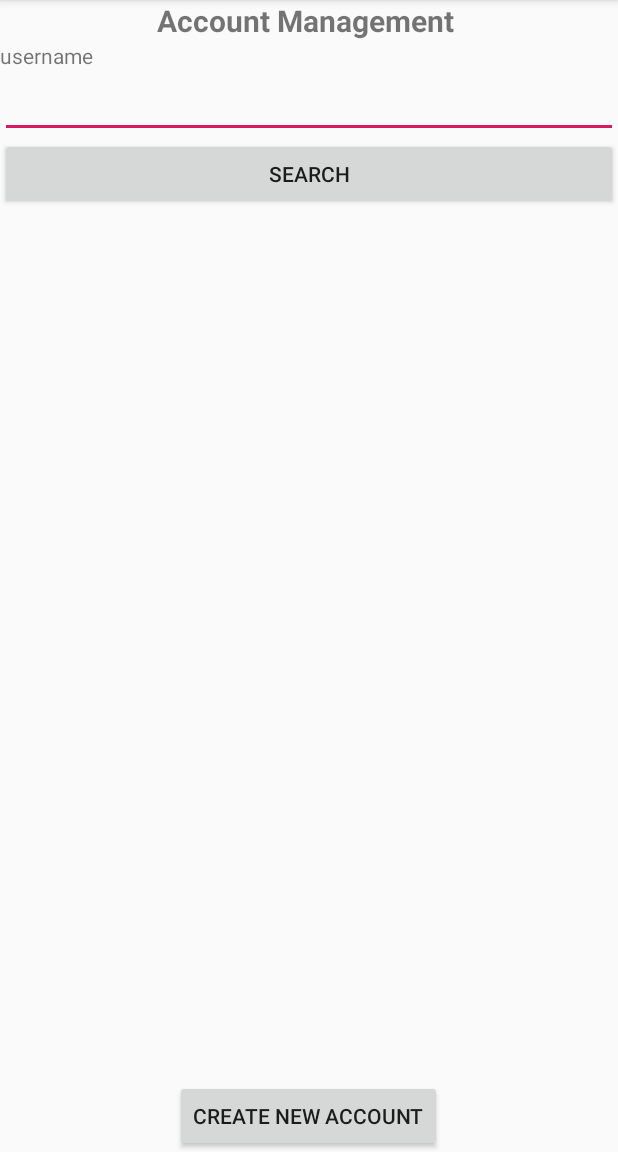
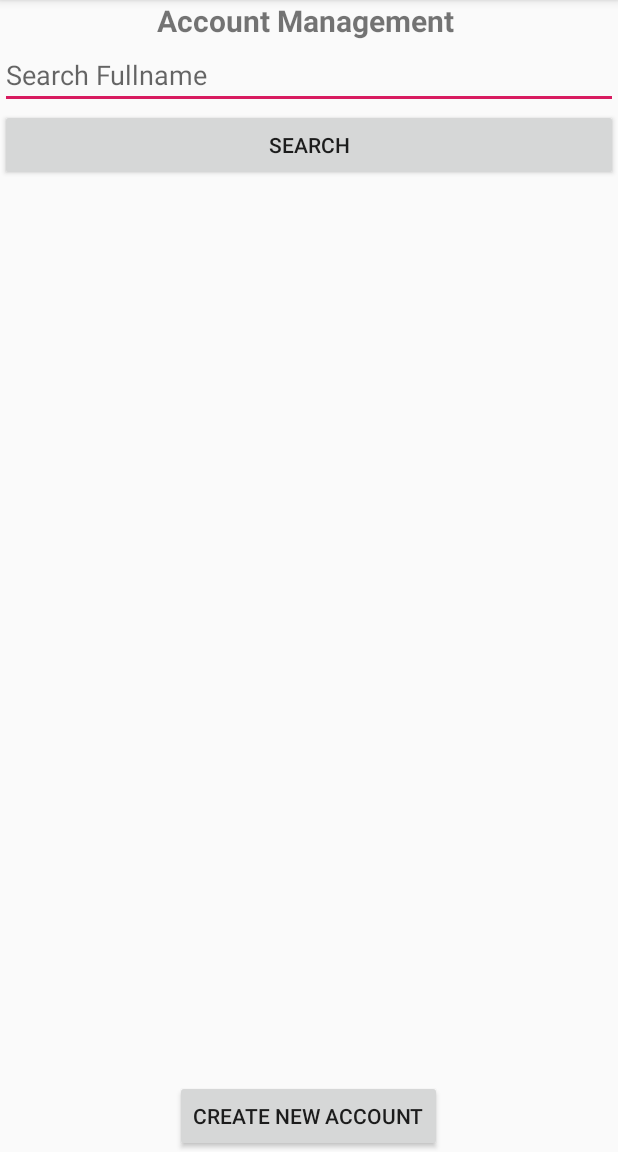
Before and after one commit to huuhiep2505/ProjectMobile, an Android app: the AccountManagementActivity screen opened directly, with no data from a screen before it, on a phone screen of 412 x 824 dp, the part 84-1236 px from its top. Run offline under Robolectric (Android 15) with nearby library versions, the phone set to English and light mode, and no system bars; 2 statements that could not run were skipped.

Commit message:
code admin

```diff
--- a/SE1304_NguyenHuuHiep_Presentation/app/src/main/res/layout/activity_account_management.xml
+++ b/SE1304_NguyenHuuHiep_Presentation/app/src/main/res/layout/activity_account_management.xml
@@ -20,14 +20,11 @@
             android:textStyle="bold"
             android:textSize="20dp"
             android:gravity="center"/>`
-        <TextView
-            android:layout_width="match_parent"
-            android:layout_height="wrap_content"
-            android:text="username"/>
         <EditText
             android:id="@+id/edtUsername"
             android:layout_width="match_parent"
-            android:layout_height="wrap_content"/>
+            android:layout_height="wrap_content"
+            android:hint="Search Fullname"/>
         <Button
             android:layout_width="match_parent"
             android:layout_height="wrap_content"
```
